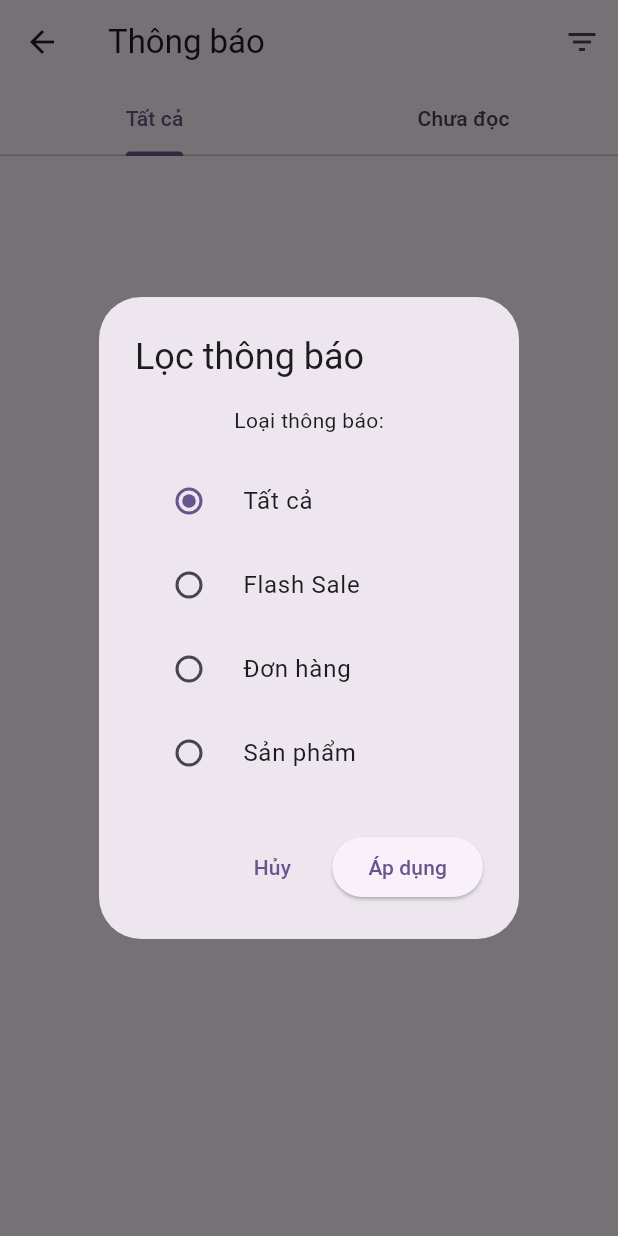
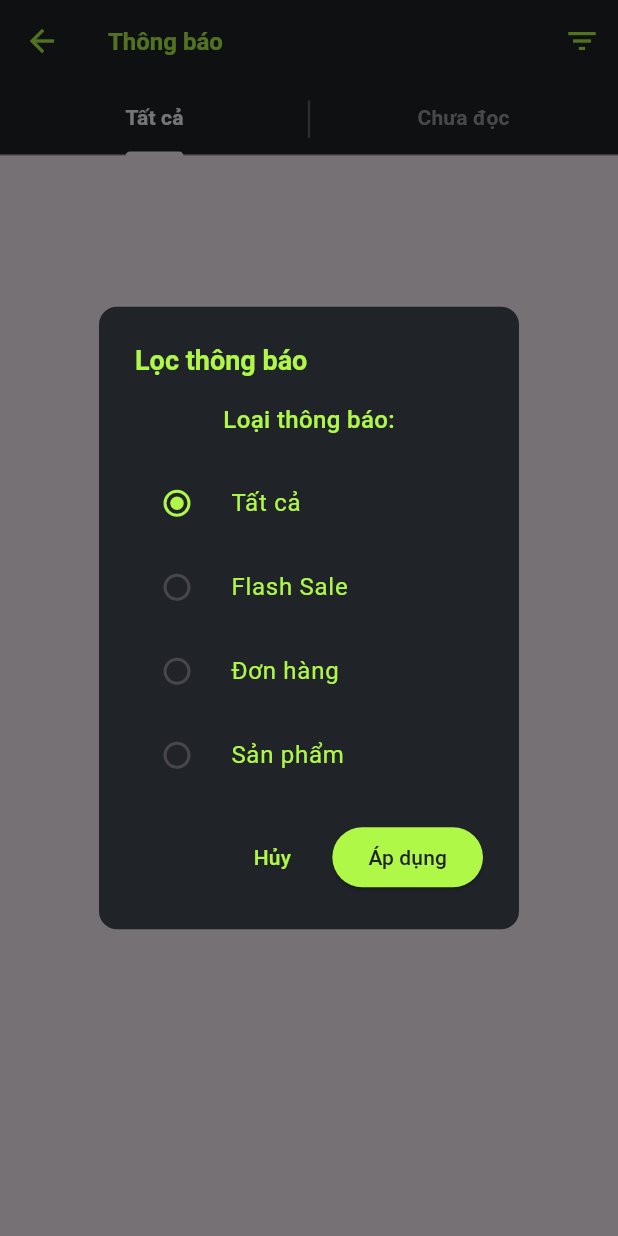
Before and after one commit to Dacoband/stream-cart-mobile, a Flutter app: the NotificationPage screen opened by its route, after a tap on the "filter list" icon, on a phone screen of 412 x 824 dp. Run offline on Flutter 3.47's test engine with Material 3 defaults, Android fonts, the phone set to English and light mode, and no system bars; our stand-ins replace dartz, dio, equatable, firebase_core, firebase_messaging, flutter_bloc and 6 more; missing offline and left inert: signalr_netcore; accounts and stored records are empty; network calls fail.

Commit message:
Fix UI shop and notification

```diff
--- a/stream_cart_mobile/lib/presentation/pages/notification/notification_page.dart
+++ b/stream_cart_mobile/lib/presentation/pages/notification/notification_page.dart
@@ -149,7 +149,7 @@ class _NotificationPageState extends State<NotificationPage>
           children: [
             Icon(
               Icons.lock,
-              color: Colors.green[600],
+              color: Color(0xFFB0F847),
             ),
             const SizedBox(width: 8),
             const Text('Yêu cầu đăng nhập'),
@@ -164,12 +164,11 @@ class _NotificationPageState extends State<NotificationPage>
           ElevatedButton(
             onPressed: () {
               Navigator.pop(context);
-              // Navigate to login page
               Navigator.pushNamed(context, '/login');
             },
             style: ElevatedButton.styleFrom(
-              backgroundColor: Colors.green,
-              foregroundColor: Colors.white,
+              backgroundColor: Color(0xFF202328),
+              foregroundColor: Color(0xFFB0F847),
             ),
             child: const Text('Đăng nhập'),
           ),
@@ -178,17 +177,53 @@ class _NotificationPageState extends State<NotificationPage>
     );
   }
 
+
   @override
   Widget build(BuildContext context) {
     return Scaffold(
       appBar: AppBar(
-        title: const Text('Thông báo'),
-        bottom: TabBar(
+        title: const Text(
+          'Thông báo',
+          style: TextStyle(
+            fontSize: 16,
+            fontWeight: FontWeight.w600,
+          ),
+        ),
+        backgroundColor: Color(0xFF202328),
+        foregroundColor: Color(0xFFB0F847),
+        bottom: PreferredSize(
+          preferredSize: const Size.fromHeight(48),
+          child: Stack(
+            alignment: Alignment.center,
+            children: [
+              Container(
+                color: Color(0xFF202328),
+                height: 48,
+              ),
+              TabBar(
                 controller: _tabController,
+                indicatorColor: Colors.white,
+                labelColor: Colors.white,
+                unselectedLabelColor: Colors.grey[500],
+                indicatorWeight: 3,
+                labelStyle: const TextStyle(fontWeight: FontWeight.bold),
                 tabs: const [
-            Tab(text: 'Tất cả'),
-            Tab(text: 'Chưa đọc'),
+                  Tab(child: Text('Tất cả')),
+                  Tab(child: Text('Chưa đọc')),
                 ],
+              ),
+              // Vertical divider
+              Positioned(
+                left: MediaQuery.of(context).size.width / 2 - 0.75,
+                top: 12,
+                bottom: 12,
+                child: Container(
+                  width: 1.5,
+                  color: Colors.grey[700],
+                ),
+              ),
+            ],
+          ),
         ),
         actions: [
           IconButton(
@@ -210,7 +245,7 @@ class _NotificationPageState extends State<NotificationPage>
             ScaffoldMessenger.of(context).showSnackBar(
               SnackBar(
                 content: Text(state.message),
-                backgroundColor: Colors.green,
+                backgroundColor: Color(0xFFB0F847),
               ),
             );
           }
@@ -278,10 +313,23 @@ class _NotificationPageState extends State<NotificationPage>
       child: Column(
         mainAxisAlignment: MainAxisAlignment.center,
         children: [
-          Icon(
+          Container(
+            width: 80,
+            height: 80,
+            decoration: BoxDecoration(
+              shape: BoxShape.circle,
+              border: Border.all(
+                color: Color(0xFFB0F847),
+                width: 2,
+              ),
+            ),
+            child: Center(
+              child: Icon(
                 Icons.notifications_none,
                 size: 64,
-            color: Colors.grey[400],
+                color: Color(0xFFB0F847),
+              ),
+            ),
           ),
           const SizedBox(height: 16),
           Text(
@@ -309,10 +357,23 @@ class _NotificationPageState extends State<NotificationPage>
       child: Column(
         mainAxisAlignment: MainAxisAlignment.center,
         children: [
-          Icon(
+          Container(
+            width: 80,
+            height: 80,
+            decoration: BoxDecoration(
+              shape: BoxShape.circle,
+              border: Border.all(
+                color: Color(0xFFB0F847),
+                width: 2,
+              ),
+            ),
+            child: Center(
+              child: Icon(
                 Icons.lock,
-            size: 64,
-            color: Colors.green[400],
+                size: 50,
+                color: Color(0xFFB0F847),
+              ),
+            ),
           ),
           const SizedBox(height: 16),
           Text(
@@ -334,12 +395,11 @@ class _NotificationPageState extends State<NotificationPage>
           const SizedBox(height: 24),
           ElevatedButton(
             onPressed: () {
-              // Navigate to login page
               Navigator.pushNamed(context, '/login');
             },
             style: ElevatedButton.styleFrom(
-              backgroundColor: Colors.green,
-              foregroundColor: Colors.white,
+              backgroundColor: Color(0xFF202328),
+              foregroundColor: Color(0xFFB0F847),
               padding: const EdgeInsets.symmetric(horizontal: 32, vertical: 12),
             ),
             child: const Text('Đăng nhập'),
@@ -455,11 +515,23 @@ class _NotificationFilterDialogState extends State<_NotificationFilterDialog> {
   @override
   Widget build(BuildContext context) {
     return AlertDialog(
-      title: const Text('Lọc thông báo'),
-      content: Column(
+      title: const Text(
+        'Lọc thông báo',
+        style: TextStyle(fontSize: 18, fontWeight: FontWeight.w600, color: Color(0xFFB0F847)),
+        ),
+      backgroundColor: const Color(0xFF202328),
+      shape: RoundedRectangleBorder(
+        borderRadius: BorderRadius.circular(12),
+      ),
+      contentPadding: const EdgeInsets.all(16),
+      content: SingleChildScrollView(
+        child: Column(
           mainAxisSize: MainAxisSize.min,
           children: [
-          const Text('Loại thông báo:'),
+            const Text(
+              'Loại thông báo:',
+              style: TextStyle(fontSize: 16, fontWeight: FontWeight.w500, color: Color(0xFFB0F847)),
+            ),
             const SizedBox(height: 16),
             _buildTypeRadio('Tất cả', null),
             _buildTypeRadio('Flash Sale', 'FlashSale'),
@@ -467,16 +539,24 @@ class _NotificationFilterDialogState extends State<_NotificationFilterDialog> {
             _buildTypeRadio('Sản phẩm', 'Product'),
           ],
         ),
+      ),
       actions: [
         TextButton(
           onPressed: () => Navigator.pop(context),
           child: const Text('Hủy'),
+          style: TextButton.styleFrom(
+            foregroundColor: Color(0xFFB0F847),
+          ),
         ),
         ElevatedButton(
           onPressed: () {
             widget.onTypeChanged(_tempSelectedType);
             Navigator.pop(context);
           },
+          style: ElevatedButton.styleFrom(
+            backgroundColor: Color(0xFFB0F847),
+            foregroundColor: Color(0xFF202328),
+          ),
           child: const Text('Áp dụng'),
         ),
       ],
@@ -485,9 +565,13 @@ class _NotificationFilterDialogState extends State<_NotificationFilterDialog> {
 
   Widget _buildTypeRadio(String title, String? value) {
     return RadioListTile<String?>(
-      title: Text(title),
+      title: Text(
+        title,
+        style: const TextStyle(color: Color(0xFFB0F847)),
+      ),
       value: value,
       groupValue: _tempSelectedType,
+      activeColor: const Color(0xFFB0F847),
       onChanged: (newValue) {
         setState(() {
           _tempSelectedType = newValue;
--- a/stream_cart_mobile/lib/presentation/widgets/shop/shop_shimmer.dart
+++ b/stream_cart_mobile/lib/presentation/widgets/shop/shop_shimmer.dart
@@ -46,11 +46,13 @@ class _ShopShimmerState extends State<ShopShimmer>
           ),
           child: Padding(
             padding: const EdgeInsets.all(16),
+            child: SingleChildScrollView( // Add this
               child: AnimatedBuilder(
                 animation: _animation,
                 builder: (context, child) {
                   return Column(
                     crossAxisAlignment: CrossAxisAlignment.start,
+                    mainAxisSize: MainAxisSize.min, // Add this
                     children: [
                       // Shop Header
                       Row(
@@ -99,10 +101,11 @@ class _ShopShimmerState extends State<ShopShimmer>
                       const SizedBox(height: 12),
 
                       // Created Date
-                      _buildShimmerContainer(120, 12, 4),
+                      // _buildShimmerContainer(120, 12, 4),
                     ],
                   );
                 },
+              ),
             ),
           ),
         ),
```
Also changed, not shown: stream_cart_mobile/lib/presentation/widgets/home/shops_section.dart (+12 -5 lines). Lines whose indentation alone changed are shown as unchanged.
